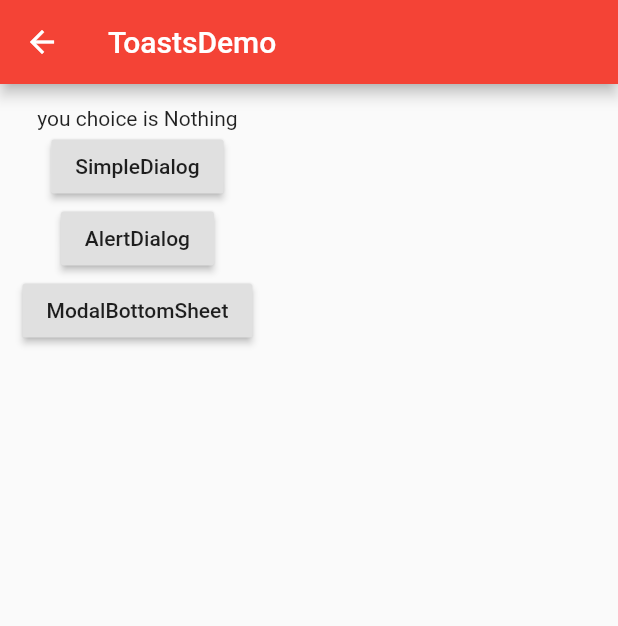
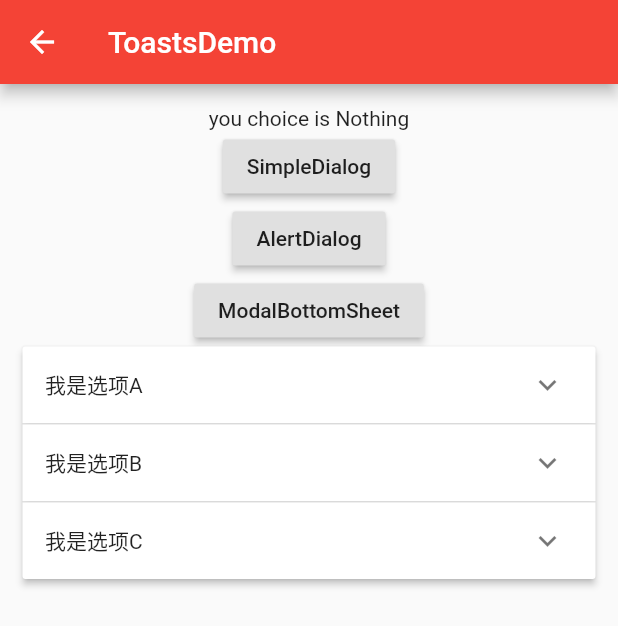
Before and after one commit to YYDreams/flutter_basic, a Flutter app: the ToastsDemo screen opened directly, on a phone screen of 412 x 824 dp. Shown: the top 626 px of the screen. Run offline on Flutter 3.47's test engine with Material 2 defaults, Android fonts, the phone set to English and light mode, and no system bars.

Commit message:
add callback card chip dateTable paginateDataTable

```diff
--- a/lib/model/post.dart
+++ b/lib/model/post.dart
@@ -5,6 +5,8 @@ final String author;
 final String imageUrl;
 
 final String description;
+
+ bool selected = false;
 
 
 Post({this.title,this.author,this.imageUrl,this.description});
--- a/lib/widget/toasts_demo.dart
+++ b/lib/widget/toasts_demo.dart
@@ -26,7 +26,41 @@ class ToastsDemo extends StatefulWidget {
 
 class _ToastsDemoState extends State<ToastsDemo> {
   String _choice = 'Nothing';
+  List<ExpansionPanelItem> _expansionPanelItems;
 
+  @override
+  void initState() {
+  super.initState();
+    _expansionPanelItems = <ExpansionPanelItem>[
+      ExpansionPanelItem(
+        headerText: '我是选项A',
+        body: Container(
+                   padding: EdgeInsets.all(16),
+                   width: double.infinity,
+                   child: Text('我是选项A的副标题'),
+                 ),
+        isExpanded: false,
+      ),
+      ExpansionPanelItem(
+        headerText: '我是选项B',
+        body: Container(
+                   padding: EdgeInsets.all(16),
+                   width: double.infinity,
+                   child: Text('我是选项B的副标题'),
+                 ),
+        isExpanded: false,
+      ),
+      ExpansionPanelItem(
+        headerText: '我是选项C',
+        body: Container(
+                   padding: EdgeInsets.all(16),
+                   width: double.infinity,
+                   child: Text('我是选项C的副标题'),
+                 ),
+        isExpanded: false,
+      ),
+    ];
+  }
   @override
   Widget build(BuildContext context) {
 
@@ -50,8 +84,47 @@ class _ToastsDemoState extends State<ToastsDemo> {
            RaisedButton(
              child: Text('ModalBottomSheet'),
              onPressed: _openModalBottomSheetAction,
-           )
+           ),
 
+           ExpansionPanelList(
+             //typedef ExpansionPanelCallback = void Function(int panelIndex, bool isExpanded);
+             //箭头的点击事件  panelIndex:被点的索引号
+             expansionCallback: (int panelIndex,bool isExpanded){
+
+               setState(() {
+                   _expansionPanelItems[panelIndex].isExpanded = ! isExpanded;
+
+               });
+
+             },
+
+             children: _expansionPanelItems.map(
+               (ExpansionPanelItem item){
+                 return ExpansionPanel(
+                    isExpanded: item.isExpanded,
+                    body: item.body,
+                    headerBuilder:  (BuildContext context,bool isExpanded){
+                      return Container(
+                        padding: EdgeInsets.all(15),
+                        child: Text(
+                          item.headerText,
+                        ),
+                      );
+                    }
+
+                 );
+               }
+             ).toList(),
+
+
+
+           ),
+          // RaisedButton(
+          //   child: Text('SnackBar'),
+          //   //typedef VoidCallback = void Function();
+          //    onPressed: (){
+          //    }
+          // )
          ],
        ),
      ),
@@ -176,7 +249,7 @@ class _ToastsDemoState extends State<ToastsDemo> {
     }
 
 
- _openModalBottomSheetAction() async{
+  Future _openModalBottomSheetAction() async{
   final sheet =  await  showModalBottomSheet(
        context: context,
        builder:(BuildContext context){
@@ -231,5 +304,16 @@ class _ToastsDemoState extends State<ToastsDemo> {
      }
    }
 
+ }
 
-   }
+ class ExpansionPanelItem{
+   final String headerText;
+   final Widget body;
+   bool isExpanded;
+
+
+
+   ExpansionPanelItem({this.headerText,this.body,this.isExpanded});
+
+
+ }
```
Also changed, not shown: lib/main.dart (+4 -3 lines), lib/model/commpoentsModel.dart (+4 -4 lines), lib/pages/compoents.dart (+26 -0 lines), lib/widget/callback_demo.dart (added, +53 -0 lines), lib/widget/card_demo.dart (added, +58 -0 lines), lib/widget/chip_demo.dart (added, +181 -0 lines), lib/widget/dataTable_demo.dart (added, +96 -0 lines), lib/widget/paginateDataTable_demo.dart (added, +106 -0 lines).
